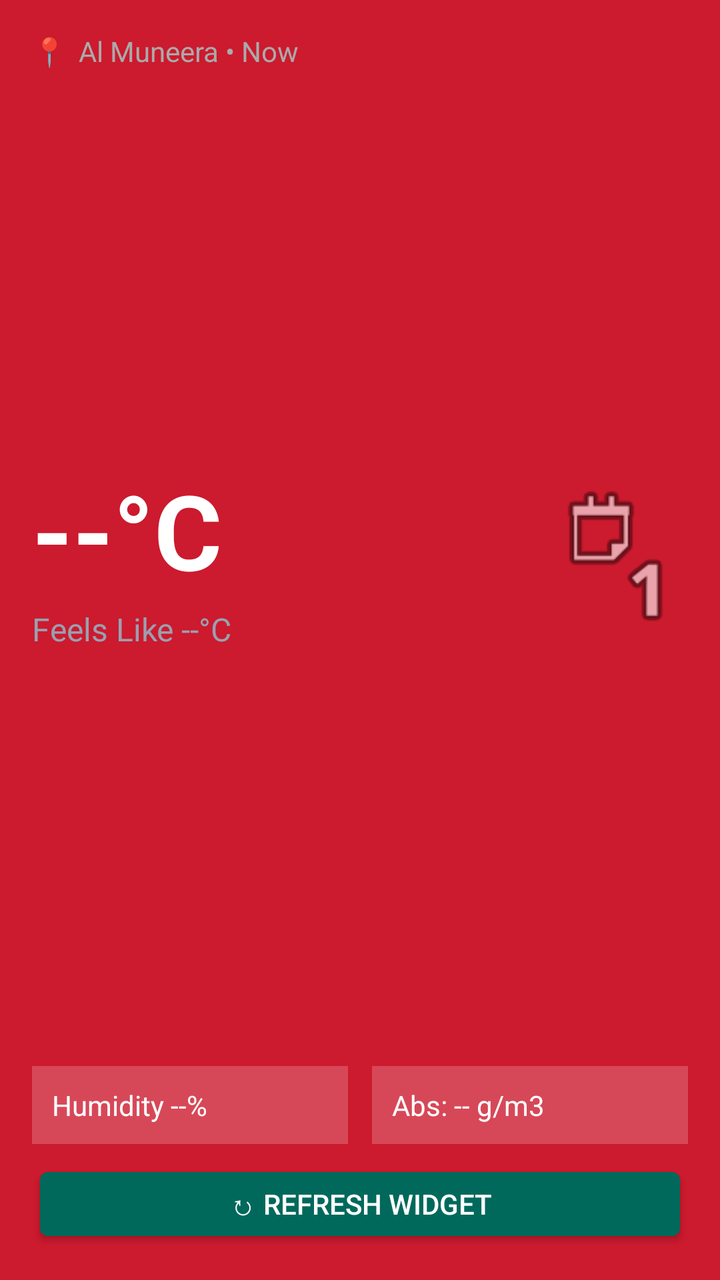
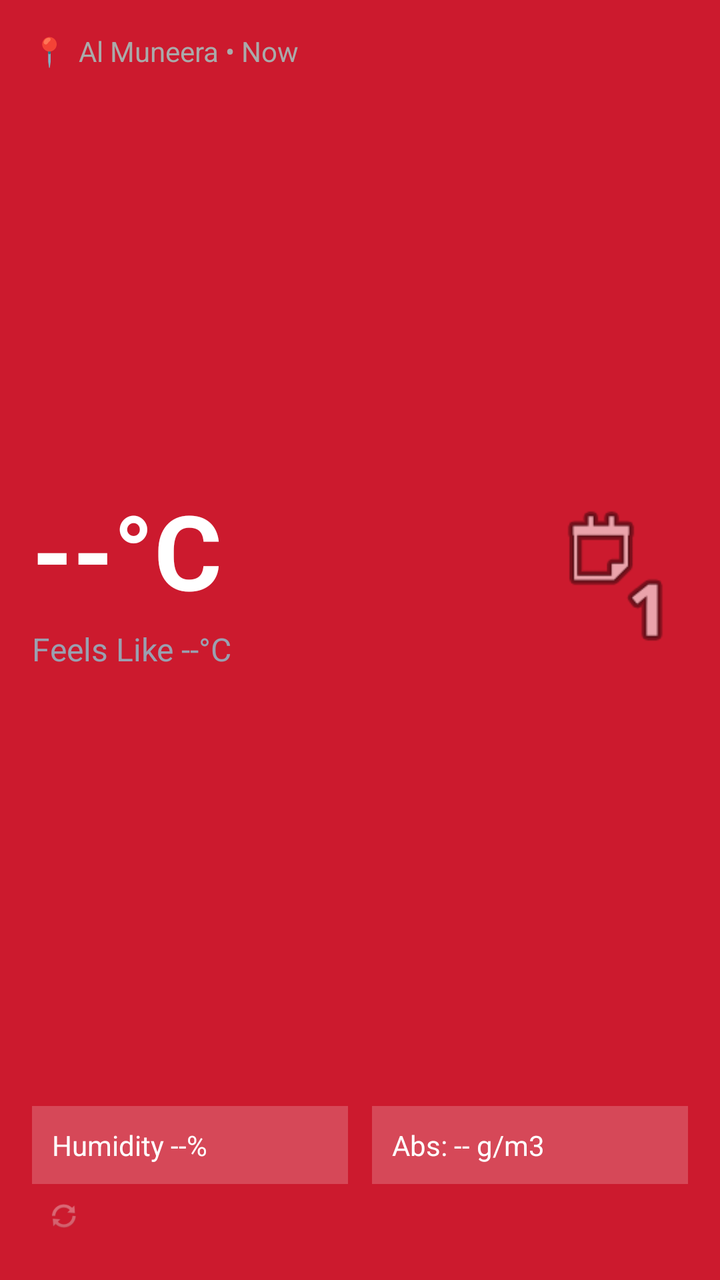

Before-and-after screenshots of an Android layout around one commit, followed by the original layout XML and the change that was made.
<!-- AndroidManifest.xml: application theme android:Theme.DeviceDefault -->
<!-- res/layout/widget_layout.xml -->
<?xml version="1.0" encoding="utf-8"?>

<LinearLayout xmlns:android="http://schemas.android.com/apk/res/android"
    android:id="@+id/root"
    android:layout_width="match_parent"
    android:layout_height="match_parent"
    android:orientation="vertical"
    android:background="#CC1A2E"
    android:padding="16dp">

    
    <LinearLayout android:orientation="horizontal" android:layout_width="wrap_content" android:layout_height="wrap_content">
        <TextView android:text="📍" android:layout_width="wrap_content" android:layout_height="wrap_content" android:textColor="#AAA" />
        <TextView android:id="@+id/location" android:text="Al Muneera • Now" android:layout_width="wrap_content" android:layout_height="wrap_content" android:textColor="#AAA" android:textSize="14sp" android:layout_marginStart="6dp"/>
    </LinearLayout>

    
    <LinearLayout android:orientation="horizontal" android:layout_width="match_parent" android:layout_height="0dp" android:layout_weight="1" android:gravity="center_vertical">
        <LinearLayout android:orientation="vertical" android:layout_width="0dp" android:layout_weight="1" android:layout_height="wrap_content">
            <TextView android:id="@+id/temp" android:text="--°C" android:textSize="52sp" android:textStyle="bold" android:textColor="#FFF" android:layout_width="wrap_content" android:layout_height="wrap_content"/>
            <TextView android:id="@+id/feels" android:text="Feels Like --°C" android:textSize="16sp" android:textColor="#9AA0B0" android:layout_width="wrap_content" android:layout_height="wrap_content" android:layout_marginTop="4dp"/>
        </LinearLayout>
        
        <ImageView android:id="@+id/big_icon" android:layout_width="72dp" android:layout_height="72dp" android:src="@android:drawable/ic_menu_day" />
    </LinearLayout>

    
    <LinearLayout android:orientation="horizontal" android:layout_width="match_parent" android:layout_height="wrap_content" android:layout_marginTop="12dp">
        <TextView android:id="@+id/humidity" android:text="Humidity --%" android:background="#33FFFFFF" android:padding="10dp" android:layout_width="0dp" android:layout_weight="1" android:layout_height="wrap_content" android:textColor="#FFF" android:layout_marginEnd="6dp"/>
        <TextView android:id="@+id/abs" android:text="Abs: -- g/m3" android:background="#33FFFFFF" android:padding="10dp" android:layout_width="0dp" android:layout_weight="1" android:layout_height="wrap_content" android:textColor="#FFF" android:layout_marginStart="6dp"/>
    </LinearLayout>
    <Button
    android:id="@+id/refresh_button"
    android:layout_width="match_parent"
    android:layout_height="44dp"
    android:text="↻ REFRESH WIDGET"
    android:textColor="#FFFFFF"
    android:backgroundTint="#00695C"
    android:layout_marginTop="8dp" />
</LinearLayout>
<!-- resources referenced by this layout -->
<resources>

</resources>

<!-- the commit's change to res/layout/widget_layout.xml (unified diff, before → after) -->
@@ -29,12 +29,14 @@
         <TextView android:id="@+id/humidity" android:text="Humidity --%" android:background="#33FFFFFF" android:padding="10dp" android:layout_width="0dp" android:layout_weight="1" android:layout_height="wrap_content" android:textColor="#FFF" android:layout_marginEnd="6dp"/>
         <TextView android:id="@+id/abs" android:text="Abs: -- g/m3" android:background="#33FFFFFF" android:padding="10dp" android:layout_width="0dp" android:layout_weight="1" android:layout_height="wrap_content" android:textColor="#FFF" android:layout_marginStart="6dp"/>
     </LinearLayout>
-    <Button
+<ImageButton
     android:id="@+id/refresh_button"
-    android:layout_width="match_parent"
-    android:layout_height="44dp"
-    android:text="↻ REFRESH WIDGET"
-    android:textColor="#FFFFFF"
-    android:backgroundTint="#00695C"
-    android:layout_marginTop="8dp" />
+    android:layout_width="32dp"
+    android:layout_height="32dp"
+    android:padding="8dp"
+    android:src="@android:drawable/ic_popup_sync"
+    android:contentDescription="Refresh weather"
+    android:background="@android:color/transparent"
+    android:alpha="0.35"
+    android:scaleType="fitCenter" />
 </LinearLayout>
